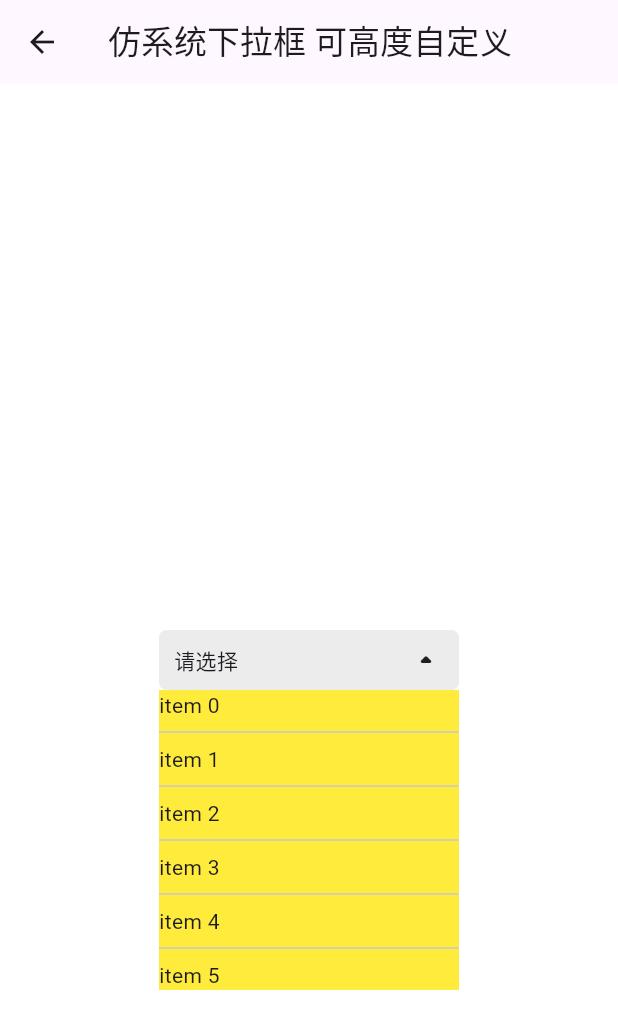
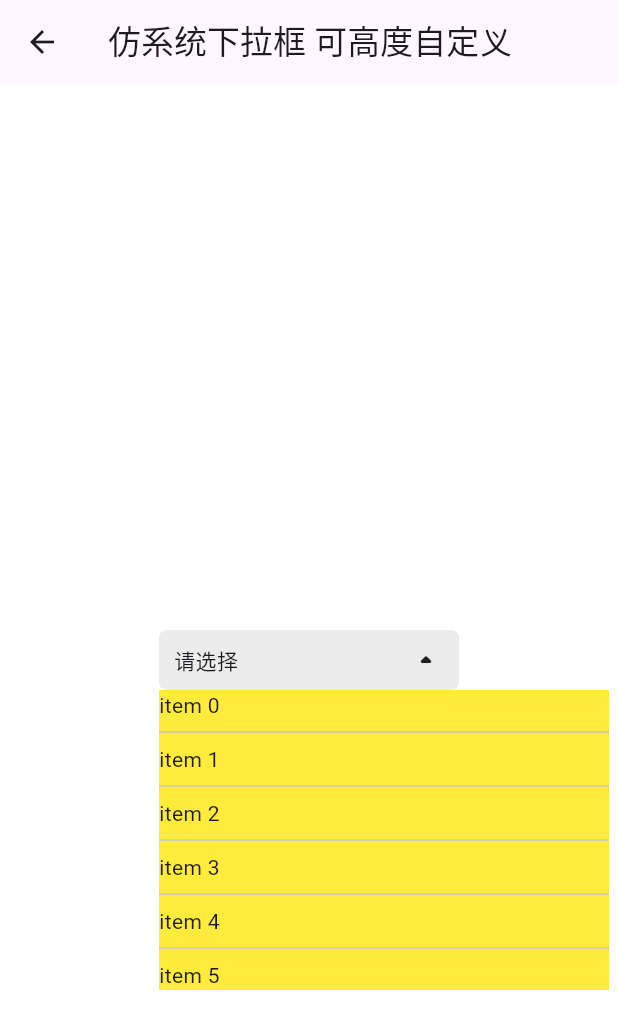
Before and after one commit to zhengzaihong/uikit, a Flutter app: the SelectionMenuExample screen opened directly, after a tap on "请选择", on a phone screen of 412 x 824 dp. Shown: the top 1029 px of the screen. Run offline on Flutter 3.47's test engine with Material 3 defaults, Android fonts, the light colour scheme and no system bars.

Commit message:
'修复SelectionMenu 弹出窗宽度限制'

```diff
--- a/example/lib/input_extend_example.dart
+++ b/example/lib/input_extend_example.dart
@@ -56,7 +56,7 @@ class InputExtendDemo extends StatelessWidget {
                   ///真实项目一般都是对象(bean) 填充对象即可
                   initCheckedValue: checkeds,
                   focusNode: focusNode,
-                  inputDecoration: (c) {
+                  inputDecoration: (data,c) {
                     return InputDecoration(
                       hintText: "输入搜索名称",
                       filled: true,
--- a/example/lib/often_widget_example2.dart
+++ b/example/lib/often_widget_example2.dart
@@ -143,7 +143,7 @@ class _OftenWidgetExampleState2 extends State<OftenWidgetExample2> with SingleTi
                                           return e.fontIcon==null?null:SelectionMenu(
                                               popWidth: 200,
                                               barrierColor: Colors.transparent,
-                                              dropDownButtonBuilder: (isShow) {
+                                              buttonBuilder: (isShow) {
                                                 return Container(
                                                   height: 40,
                                                   width: 120,
--- a/example/lib/selection_menu_example.dart
+++ b/example/lib/selection_menu_example.dart
@@ -28,8 +28,10 @@ class _SelectionMenuExampleState extends State<SelectionMenuExample> {
       backgroundColor: Colors.white,
       body:Center(
         child: SelectionMenu(
-            popWidth: 200,
-            dropDownButtonBuilder: (isShow){
+            popWidth: 300,
+            // popCenter: true,
+            // barrierColor: Colors.black38,
+            buttonBuilder: (show){
             return Container(
               height: 40,
               width: 200,
@@ -42,7 +44,7 @@ class _SelectionMenuExampleState extends State<SelectionMenuExample> {
                 mainAxisSize: MainAxisSize.min,
                 children: [
                   Expanded(child:  Text(_checkedIndex==null?"请选择":'item $_checkedIndex')),
-                  Icon(isShow?Icons.arrow_drop_up_rounded:Icons.arrow_drop_down_rounded),
+                  Icon(show?Icons.arrow_drop_up_rounded:Icons.arrow_drop_down_rounded),
                 ],
               ),
             );
@@ -50,6 +52,7 @@ class _SelectionMenuExampleState extends State<SelectionMenuExample> {
           selectorBuilder: (context) {
             return Container(
               height: 200,
+              // margin: const EdgeInsets.only(top: 10),
               decoration: const BoxDecoration(
                   color: Colors.yellow
               ),
--- a/lib/select/selection_menu.dart
+++ b/lib/select/selection_menu.dart
@@ -12,14 +12,14 @@ import 'package:flutter/rendering.dart';
 final RouteObserver<ModalRoute<void>> dropDownButtonRouteObserver =
     RouteObserver<ModalRoute<void>>();
 
-typedef DropDownButtonBuilder<T> = Widget Function(bool isShow);
+typedef DropDownButtonBuilder<T> = Widget Function(bool show);
 typedef DropDownPopCreated = void Function();
 typedef DropDownPopShow = void Function();
 typedef DropDownPopDismiss = void Function();
 
 class SelectionMenu extends StatefulWidget {
   /// 下拉框构建器
-  final DropDownButtonBuilder? dropDownButtonBuilder;
+  final DropDownButtonBuilder? buttonBuilder;
 
   /// 下拉框创建
   final DropDownPopCreated? onCreated;
@@ -32,6 +32,9 @@ class SelectionMenu extends StatefulWidget {
 
   /// 是否开启鼠标悬浮
   final bool enableOnHover;
+
+  ///是否是居中模式 默认左对齐
+  final bool popCenter;
 
   /// 下拉框宽度 弹窗部分
   final double? popWidth;
@@ -79,12 +82,13 @@ class SelectionMenu extends StatefulWidget {
 
   const SelectionMenu(
       {required this.selectorBuilder,
-      required this.dropDownButtonBuilder,
+      required this.buttonBuilder,
       this.onCreated,
       this.onShow,
       this.onDismiss,
       this.enableOnHover = false,
       this.popWidth,
+      this.popCenter = false,
       this.elevation,
       this.shadowColor,
       this.barrierLabel,
@@ -173,7 +177,6 @@ class _SelectionMenuState extends State<SelectionMenu> with RouteAware {
         highlightColor: widget.highlightColor,
         overlayColor: widget.overlayColor,
         splashColor: widget.splashColor,
-
         splashFactory: widget.splashFactory,
         radius: widget.radius,
         borderRadius: widget.borderRadius,
@@ -184,7 +187,6 @@ class _SelectionMenuState extends State<SelectionMenu> with RouteAware {
         canRequestFocus: widget.canRequestFocus,
         onFocusChange: widget.onFocusChange,
         autofocus: widget.autofocus,
-
         onHover: (hover) {
           if (hover && widget.enableOnHover) {
             _showSelection(context);
@@ -197,7 +199,7 @@ class _SelectionMenuState extends State<SelectionMenu> with RouteAware {
           }
           _showSelection(context);
         },
-        child: widget.dropDownButtonBuilder?.call(_popShowIng),
+        child: widget.buttonBuilder?.call(_popShowIng),
       );
     });
   }
@@ -209,12 +211,9 @@ class _SelectionMenuState extends State<SelectionMenu> with RouteAware {
 
     Offset offset = Offset(0.0, button.size.height);
     double centerX = 0;
-    bool isCustom = widget.popWidth == null;
-    if (!isCustom) {
+    if (widget.popWidth != null && widget.popCenter) {
       centerX = widget.popWidth! / 2 - button.size.width / 2;
-      if (centerX < 0) {
-        isCustom = false;
-      }
+      if(centerX < 0) centerX==0;
    }
 
     RelativeRect position = RelativeRect.fromRect(
@@ -223,10 +222,8 @@ class _SelectionMenuState extends State<SelectionMenu> with RouteAware {
         button.localToGlobal(button.size.bottomRight(Offset.zero) + offset,
             ancestor: overlay),
       ),
-      !isCustom
-          ? Offset.zero & overlay.size
-          : Rect.fromPoints(
-              Offset(centerX, 0),
+      Rect.fromPoints(
+        Offset(widget.popCenter?centerX:0, 0),
         Offset(widget.popWidth!, 0),
       ),
     );
--- a/pubspec.yaml
+++ b/pubspec.yaml
@@ -1,6 +1,6 @@
 name: flutter_uikit_forzzh
 description: flutter_uikit_forzzh.
-version: 0.1.6
+version: 0.1.7
 homepage: https://github.com/zhengzaihong/uikit
 
 platforms:
```
Also changed, not shown: lib/input_extend/input_extend.dart (+21 -3 lines), 1 other file. Lines whose indentation alone changed are shown as unchanged.
